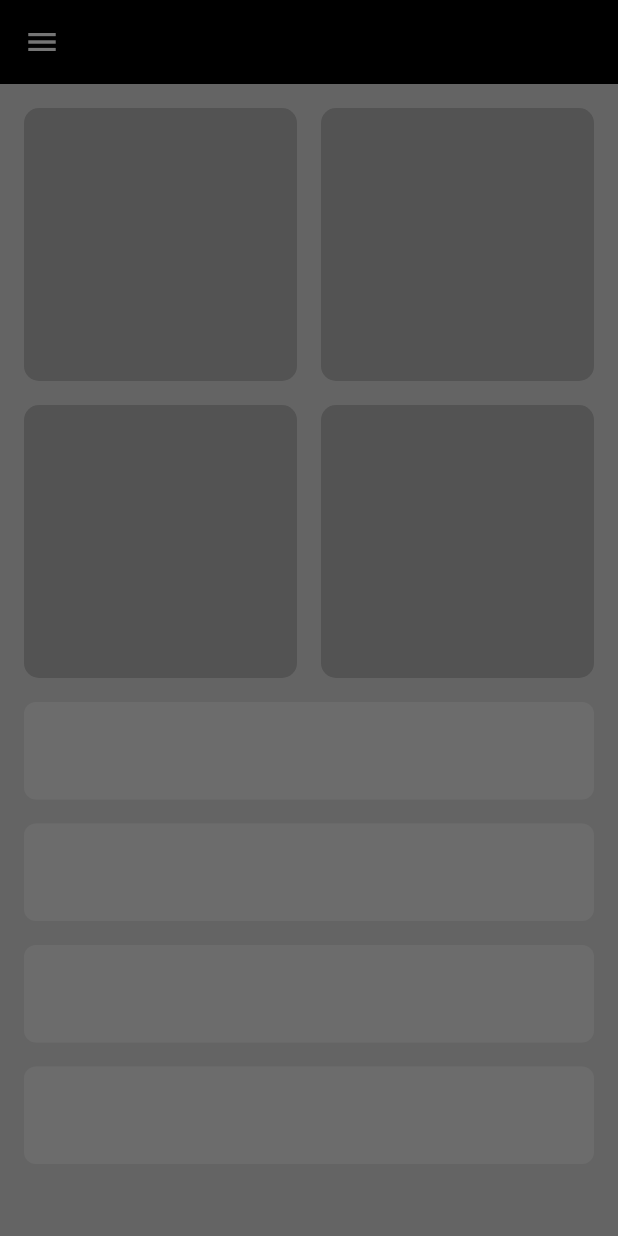
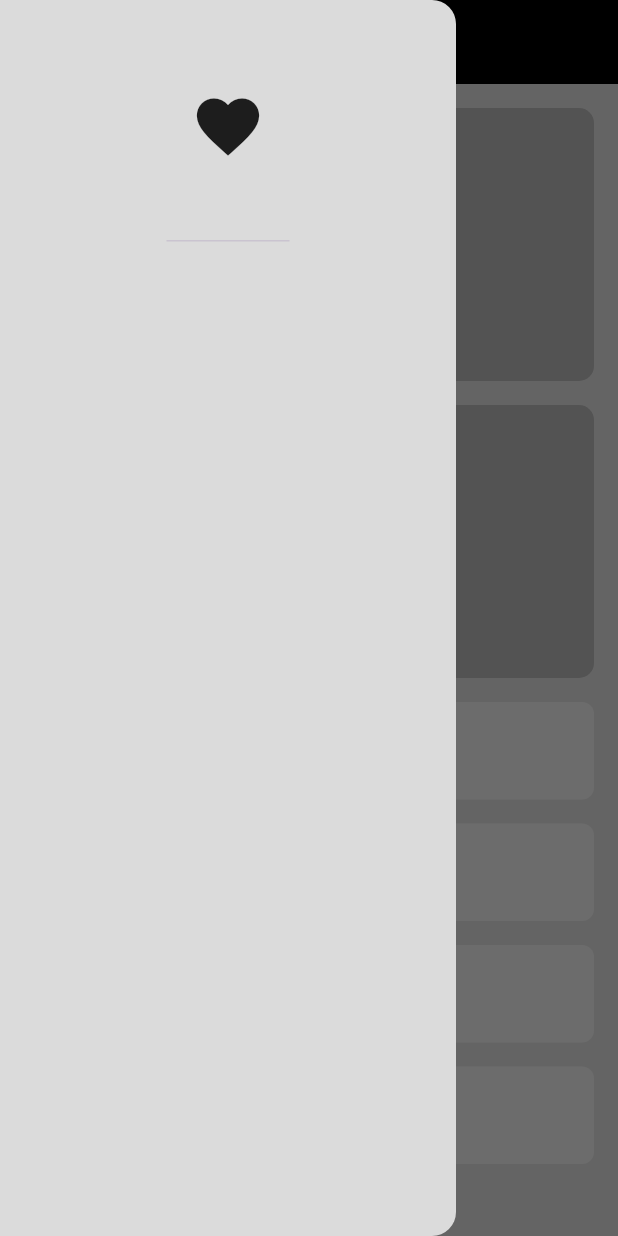
Before and after one commit to Eng-Mosad-99/adaptive_layout_practice, a Flutter app: the screen it shows after launch, with the side drawer open, on a phone screen of 412 x 824 dp. Run offline on Flutter 3.47's test engine with Material 3 defaults, Android fonts, the phone set to English and light mode, and no system bars.

Commit message:
drawer header

```diff
--- a/lib/views/widgets/custom_drawer.dart
+++ b/lib/views/widgets/custom_drawer.dart
@@ -5,6 +5,18 @@ class CustomDrawer extends StatelessWidget {
 
   @override
   Widget build(BuildContext context) {
-    return Container();
+    return Drawer(
+      backgroundColor: const Color(0xffDBDBDB),
+      child: Column(
+        children: <Widget>[
+          const DrawerHeader(
+            child: Icon(
+              Icons.favorite,
+              size: 50 ,
+            ),
+          ),
+        ],
+      ),
+    );
   }
 }
```
